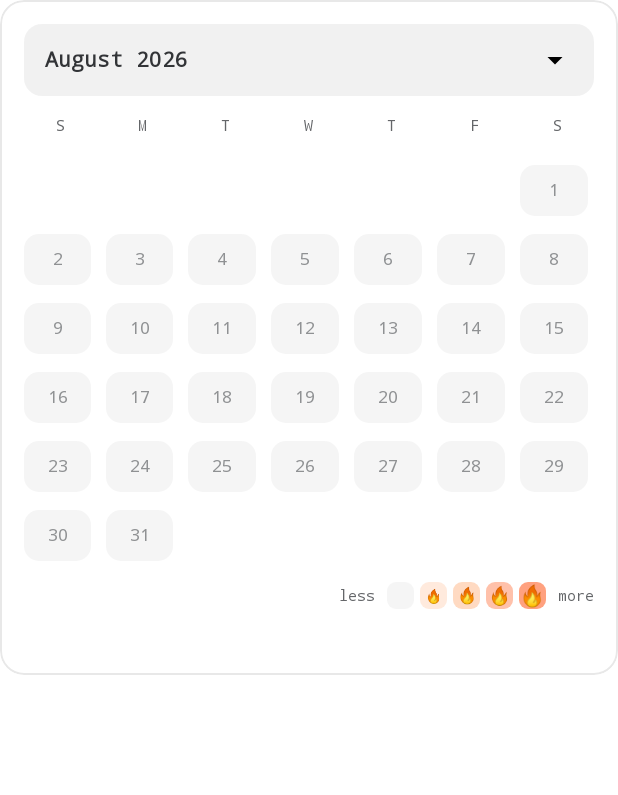
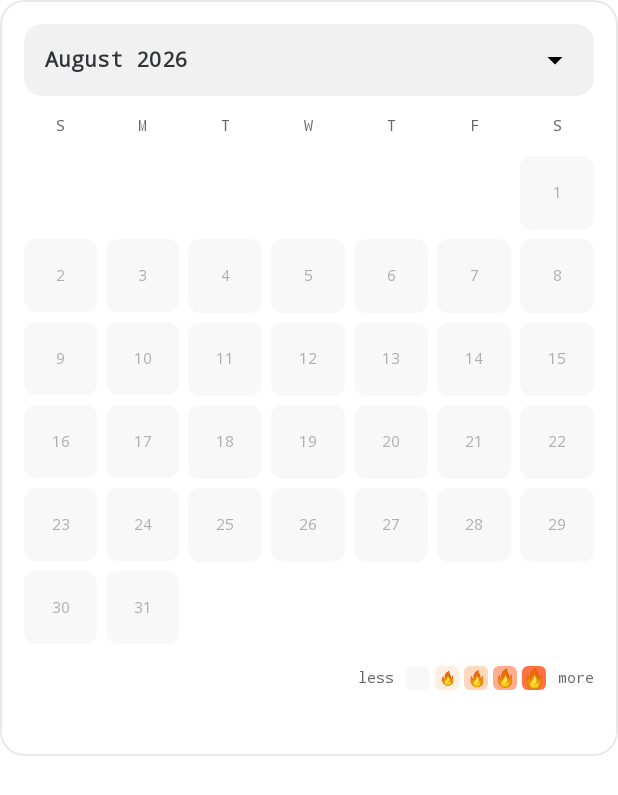
Before and after one commit to KongQuan98/MobileTypist, an Android app built with Jetpack Compose: the @Preview function ActivityHeatmapPreview, on a phone screen of 412 x 824 dp. Shown: the top 795 px of the screen. Run offline under Robolectric (Android 15) with nearby library versions, the light colour scheme and no system bars; our stand-ins replace Compose Multiplatform resources.

Commit message:
Update activity heatmap to show fire intensity based on number of test

```diff
--- a/composeApp/src/commonMain/kotlin/org/example/project/ui/AchievementUnlockPopup.kt
+++ b/composeApp/src/commonMain/kotlin/org/example/project/ui/AchievementUnlockPopup.kt
@@ -44,7 +44,6 @@ import androidx.compose.ui.unit.sp
 import androidx.compose.ui.window.Dialog
 import androidx.compose.ui.window.DialogProperties
 import compose.icons.FeatherIcons
-import compose.icons.feathericons.Check
 import compose.icons.feathericons.Star
 import compose.icons.feathericons.X
 import mobiletypist.composeapp.generated.resources.Res
@@ -214,7 +213,7 @@ fun AchievementUnlockContent(
 
                 // Achievement Title
                 Text(
-                    text = stringResource(achievement.title),
+                    text = stringResource(achievement.title).uppercase(),
                     style = TextStyle(
                         color = MaterialTheme.colorScheme.onSurface,
                         fontSize = 28.sp,
@@ -254,7 +253,7 @@ fun AchievementUnlockContent(
                 ) {
                     Row(verticalAlignment = Alignment.CenterVertically) {
                         Icon(
-                            imageVector = FeatherIcons.Check,
+                            imageVector = FeatherIcons.Star,
                             contentDescription = null,
                             modifier = Modifier.size(18.dp)
                         )
--- a/composeApp/src/commonMain/kotlin/org/example/project/ui/ActivityHeatmap.kt
+++ b/composeApp/src/commonMain/kotlin/org/example/project/ui/ActivityHeatmap.kt
@@ -13,8 +13,8 @@ import androidx.compose.foundation.layout.Box
 import androidx.compose.foundation.layout.Column
 import androidx.compose.foundation.layout.Row
 import androidx.compose.foundation.layout.Spacer
+import androidx.compose.foundation.layout.aspectRatio
 import androidx.compose.foundation.layout.fillMaxWidth
-import androidx.compose.foundation.layout.height
 import androidx.compose.foundation.layout.offset
 import androidx.compose.foundation.layout.padding
 import androidx.compose.foundation.layout.size
@@ -360,29 +360,14 @@ private fun HeatmapDayCell(
     Box(
         modifier = modifier
             .scale(scale.value)
-            .alpha(alpha.value)
-            .padding(top = 6.dp, end = 4.dp),
+            .alpha(alpha.value),
         contentAlignment = Alignment.Center,
     ) {
-        if (showFire) {
-            Text(
-                text = fireIcon,
-                modifier = Modifier
-                    .align(Alignment.TopEnd)
-                    .offset(x = 6.dp, y = (-10).dp)
-                    .scale(0.65f + intensity * 0.55f),
-                style = TextStyle(
-                    fontSize = (10 + intensity * 8).sp,
-                    color = fireTint,
-                ),
-            )
-        }
-
         Box(
             modifier = Modifier
                 .fillMaxWidth()
-                .height(34.dp)
-                .clip(RoundedCornerShape(10.dp))
+                .aspectRatio(1f)
+                .clip(RoundedCornerShape(8.dp))
                 .background(
                     if (cell.day == null) {
                         Color.Transparent
@@ -393,9 +378,9 @@ private fun HeatmapDayCell(
                 .then(
                     if (isSelected && cell.day != null) {
                         Modifier.border(
-                            width = 1.5.dp,
-                            color = MaterialTheme.colorScheme.onSurface.copy(alpha = 0.35f),
-                            shape = RoundedCornerShape(10.dp),
+                            width = 2.dp,
+                            color = MaterialTheme.colorScheme.primary.copy(alpha = 0.8f),
+                            shape = RoundedCornerShape(8.dp),
                         )
                     } else {
                         Modifier
@@ -414,14 +399,28 @@ private fun HeatmapDayCell(
                 Text(
                     text = cell.day.toString(),
                     style = TextStyle(
-                        fontSize = 11.sp,
-                        fontWeight = if (cell.testCount > 0) FontWeight.SemiBold else FontWeight.Normal,
+                        fontSize = 10.sp,
+                        fontWeight = if (cell.testCount > 0) FontWeight.Bold else FontWeight.Normal,
                         color = if (cell.testCount > 0) {
                             MaterialTheme.colorScheme.onSurface
                         } else {
-                            MaterialTheme.colorScheme.onSurfaceVariant.copy(alpha = 0.7f)
+                            MaterialTheme.colorScheme.onSurfaceVariant.copy(alpha = 0.5f)
                         },
                         fontFamily = FontFamily.Monospace,
+                    ),
+                )
+            }
+
+            if (showFire) {
+                Text(
+                    text = fireIcon,
+                    modifier = Modifier
+                        .align(Alignment.TopEnd)
+                        .offset(x = 2.dp, y = (-4).dp)
+                        .scale(0.6f + intensity * 0.4f),
+                    style = TextStyle(
+                        fontSize = (10 + intensity * 6).sp,
+                        color = fireTint,
                     ),
                 )
             }
@@ -432,7 +431,7 @@ private fun HeatmapDayCell(
 @Composable
 private fun HeatmapLegend() {
     val fireIcon = stringResource(Res.string.heatmap_fire_icon)
-    val levels = listOf(0f, 0.2f, 0.45f, 0.7f, 1f)
+    val levels = listOf(0f, 0.25f, 0.5f, 0.75f, 1f)
 
     Row(
         modifier = Modifier.fillMaxWidth(),
@@ -450,12 +449,12 @@ private fun HeatmapLegend() {
             overflow = TextOverflow.Clip,
         )
         Spacer(Modifier.size(8.dp))
-        Row(horizontalArrangement = Arrangement.spacedBy(4.dp)) {
+        Row(horizontalArrangement = Arrangement.spacedBy(3.dp)) {
             levels.forEach { level ->
                 Box(
                     modifier = Modifier
-                        .size(18.dp)
-                        .clip(RoundedCornerShape(6.dp))
+                        .size(16.dp)
+                        .clip(RoundedCornerShape(4.dp))
                         .background(heatmapCellColor(level)),
                     contentAlignment = Alignment.Center,
                 ) {
@@ -463,7 +462,7 @@ private fun HeatmapLegend() {
                         Text(
                             text = fireIcon,
                             style = TextStyle(
-                                fontSize = (8 + level * 6).sp,
+                                fontSize = (8 + level * 5).sp,
                                 color = heatmapFireTint(level),
                             ),
                         )
@@ -487,18 +486,24 @@ private fun HeatmapLegend() {
 
 private fun heatmapIntensity(testCount: Int, maxTestCount: Int): Float {
     if (testCount <= 0) return 0f
-    return (testCount.toFloat() / maxTestCount.coerceAtLeast(1)).coerceIn(0f, 1f)
+    // Discrete intensity levels like LeetCode (0.25, 0.5, 0.75, 1.0)
+    return when {
+        testCount == 1 -> 0.25f
+        testCount <= 3 -> 0.5f
+        testCount <= 5 -> 0.75f
+        else -> 1f
+    }
 }
 
 @Composable
 private fun heatmapCellColor(intensity: Float): Color {
     val surface = MaterialTheme.colorScheme.surfaceVariant
     return when {
-        intensity <= 0f -> surface.copy(alpha = 0.35f)
-        intensity <= 0.25f -> FireEmber.copy(alpha = 0.18f)
-        intensity <= 0.5f -> FireEmber.copy(alpha = 0.32f)
-        intensity <= 0.75f -> FireOrange.copy(alpha = 0.42f)
-        else -> FireBlaze.copy(alpha = 0.5f)
+        intensity <= 0f -> surface.copy(alpha = 0.25f)
+        intensity <= 0.25f -> FireEmber.copy(alpha = 0.15f)
+        intensity <= 0.5f -> FireEmber.copy(alpha = 0.35f)
+        intensity <= 0.75f -> FireOrange.copy(alpha = 0.55f)
+        else -> FireBlaze.copy(alpha = 0.75f)
     }
 }
 
```
